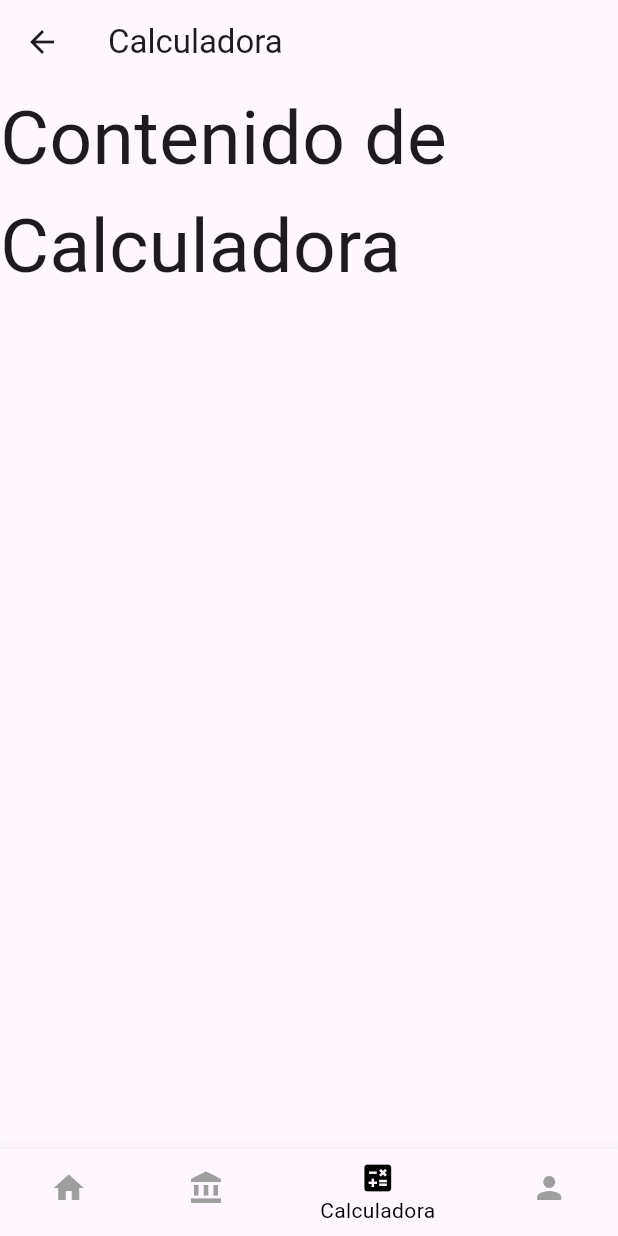
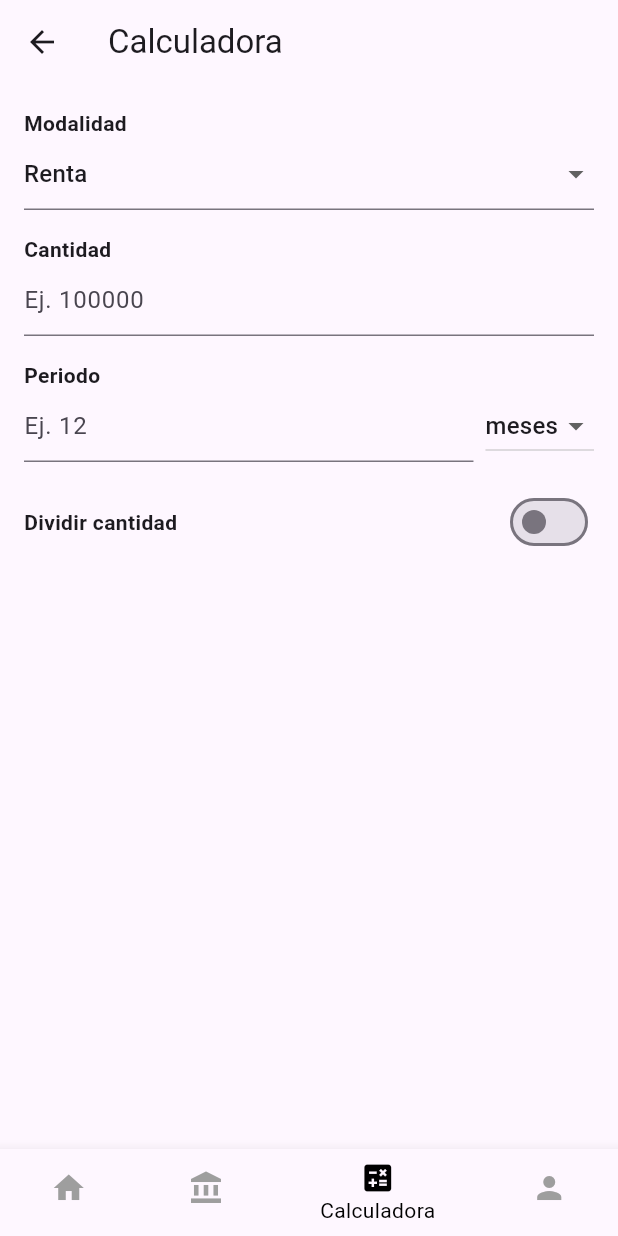
Before and after one commit to AllsVeam/Hackathon-front, a Flutter app: the BottomNavigationBarApp screen opened directly, item 3 of the bottom bar chosen, on a phone screen of 412 x 824 dp. Run offline on Flutter 3.47's test engine with Material 3 defaults, Android fonts, the light colour scheme and no system bars; our stand-ins replace carousel_slider, cloud_firestore, firebase_auth, firebase_core, flutter_native_splash, image_picker and 1 more; missing offline and left inert: firebase_ui_auth; accounts and stored records are empty.

Commit message:
Vistas por rol y calculadora

```diff
--- /dev/null
+++ b/lib/presentation/screens/cliente/claculadora/calculator_screen.dart
@@ -0,0 +1,159 @@
+import 'package:alquiler_app/presentation/screens/cliente/claculadora/widgets/interest_rate_widget.dart';
+import 'package:alquiler_app/presentation/screens/cliente/claculadora/widgets/modality_selector_widget.dart';
+import 'package:alquiler_app/presentation/screens/cliente/claculadora/widgets/renta_options_widget.dart';
+import 'package:alquiler_app/presentation/screens/cliente/claculadora/widgets/results_widget.dart';
+import 'package:flutter/material.dart';
+
+
+class CalculatorScreen extends StatefulWidget {
+  const CalculatorScreen({super.key});
+
+  @override
+  State<CalculatorScreen> createState() => _CalculatorScreenState();
+}
+
+class _CalculatorScreenState extends State<CalculatorScreen> {
+  String _modality = 'renta';
+  double _amount = 0;
+  int _period = 0;
+  String _periodUnit = 'meses';
+  double _interestRate = 0.0938;
+  bool _splitAmount = false;
+  int _peopleCount = 1;
+
+  void _calculate() {
+    setState(() {
+      // Re-calculamos en cada cambio
+    });
+  }
+
+  @override
+  Widget build(BuildContext context) {
+    double monthlyPayment = 0;
+    double totalInterest = 0;
+    double totalPayment = 0;
+
+    if (_amount > 0 && _period > 0) {
+      if (_modality == 'compra') {
+        int totalMonths = _periodUnit == 'años' ? _period * 12 : _period;
+        double monthlyRate = _interestRate / 12;
+
+        if (monthlyRate > 0) {
+          monthlyPayment = _amount * (monthlyRate * (1 + monthlyRate) * totalMonths) / ((1 + monthlyRate) * totalMonths - 1);
+        } else {
+          monthlyPayment = _amount / totalMonths;
+        }
+
+        totalPayment = monthlyPayment * totalMonths;
+        totalInterest = totalPayment - _amount;
+
+      } else if (_modality == 'renta') {
+        if (_splitAmount && _peopleCount > 0) {
+          monthlyPayment = _amount / _peopleCount;
+        } else {
+          monthlyPayment = _amount;
+        }
+      }
+    }
+
+    return Scaffold(
+      appBar: AppBar(
+        title: const Text('Calculadora'),
+      ),
+      body: SingleChildScrollView(
+        padding: const EdgeInsets.all(16.0),
+        child: Column(
+          crossAxisAlignment: CrossAxisAlignment.start,
+          children: [
+            ModalitySelector(
+              onChanged: (String? value) {
+                setState(() {
+                  _modality = value ?? 'renta';
+                  if (_modality == 'compra') {
+                    _periodUnit = 'años';
+                  } else {
+                    _periodUnit = 'meses';
+                  }
+                });
+                _calculate();
+              },
+            ),
+            const SizedBox(height: 16),
+            const Text('Cantidad', style: TextStyle(fontWeight: FontWeight.bold)),
+            TextField(
+              keyboardType: TextInputType.number,
+              onChanged: (value) {
+                _amount = double.tryParse(value) ?? 0;
+                _calculate();
+              },
+              decoration: const InputDecoration(hintText: 'Ej. 100000'),
+            ),
+            const SizedBox(height: 16),
+            const Text('Periodo', style: TextStyle(fontWeight: FontWeight.bold)),
+            Row(
+              children: [
+                Expanded(
+                  child: TextField(
+                    keyboardType: TextInputType.number,
+                    onChanged: (value) {
+                      _period = int.tryParse(value) ?? 0;
+                      _calculate();
+                    },
+                    decoration: const InputDecoration(hintText: 'Ej. 12'),
+                  ),
+                ),
+                const SizedBox(width: 8),
+                DropdownButton<String>(
+                  value: _periodUnit,
+                  onChanged: (String? newValue) {
+                    setState(() {
+                      _periodUnit = newValue!;
+                    });
+                    _calculate();
+                  },
+                  items: <String>['meses', 'años']
+                      .map<DropdownMenuItem<String>>((String value) {
+                    return DropdownMenuItem<String>(
+                      value: value,
+                      child: Text(value),
+                    );
+                  }).toList(),
+                ),
+              ],
+            ),
+            const SizedBox(height: 16),
+            if (_modality == 'compra')
+              InterestRateWidget(
+                onChanged: (double value) {
+                  _interestRate = value;
+                  _calculate();
+                },
+              ),
+            if (_modality == 'renta')
+              RentaOptionsWidget(
+                onSplitChanged: (bool value) {
+                  setState(() {
+                    _splitAmount = value;
+                  });
+                  _calculate();
+                },
+                onPeopleCountChanged: (int value) {
+                  setState(() {
+                    _peopleCount = value;
+                  });
+                  _calculate();
+                },
+              ),
+            const SizedBox(height: 32),
+            ResultsWidget(
+              modality: _modality,
+              monthlyPayment: monthlyPayment,
+              totalInterest: totalInterest,
+              totalPayment: totalPayment,
+            ),
+          ],
+        ),
+      ),
+    );
+  }
+}
--- /dev/null
+++ b/lib/presentation/screens/cliente/claculadora/widgets/modality_selector_widget.dart
@@ -0,0 +1,25 @@
+import 'package:flutter/material.dart';
+
+class ModalitySelector extends StatelessWidget {
+  final Function(String?) onChanged;
+
+  const ModalitySelector({super.key, required this.onChanged});
+
+  @override
+  Widget build(BuildContext context) {
+    return Column(
+      crossAxisAlignment: CrossAxisAlignment.start,
+      children: [
+        const Text('Modalidad', style: TextStyle(fontWeight: FontWeight.bold)),
+        DropdownButtonFormField<String>(
+          value: 'renta',
+          items: const [
+            DropdownMenuItem(value: 'renta', child: Text('Renta')),
+            DropdownMenuItem(value: 'compra', child: Text('Compra')),
+          ],
+          onChanged: onChanged,
+        ),
+      ],
+    );
+  }
+}
--- /dev/null
+++ b/lib/presentation/screens/cliente/claculadora/widgets/renta_options_widget.dart
@@ -0,0 +1,60 @@
+import 'package:flutter/material.dart';
+
+class RentaOptionsWidget extends StatefulWidget {
+  final Function(bool) onSplitChanged;
+  final Function(int) onPeopleCountChanged;
+
+  const RentaOptionsWidget({
+    super.key,
+    required this.onSplitChanged,
+    required this.onPeopleCountChanged,
+  });
+
+  @override
+  State<RentaOptionsWidget> createState() => _RentaOptionsWidgetState();
+}
+
+class _RentaOptionsWidgetState extends State<RentaOptionsWidget> {
+  bool _splitAmount = false;
+  int _peopleCount = 1;
+
+  @override
+  Widget build(BuildContext context) {
+    return Column(
+      crossAxisAlignment: CrossAxisAlignment.start,
+      children: [
+        Row(
+          mainAxisAlignment: MainAxisAlignment.spaceBetween,
+          children: [
+            const Text('Dividir cantidad', style: TextStyle(fontWeight: FontWeight.bold)),
+            Switch(
+              value: _splitAmount,
+              onChanged: (bool value) {
+                setState(() {
+                  _splitAmount = value;
+                });
+                widget.onSplitChanged(value);
+              },
+            ),
+          ],
+        ),
+        if (_splitAmount)
+          Column(
+            crossAxisAlignment: CrossAxisAlignment.start,
+            children: [
+              const SizedBox(height: 8),
+              const Text('Número de personas'),
+              TextField(
+                keyboardType: TextInputType.number,
+                decoration: const InputDecoration(hintText: 'Ej. 3'),
+                onChanged: (value) {
+                  _peopleCount = int.tryParse(value) ?? 1;
+                  widget.onPeopleCountChanged(_peopleCount);
+                },
+              ),
+            ],
+          ),
+      ],
+    );
+  }
+}
--- a/lib/presentation/screens/cliente/my_home_screen.dart
+++ b/lib/presentation/screens/cliente/my_home_screen.dart
@@ -10,13 +10,14 @@ class MyHomePageScreen extends StatelessWidget {
   Widget build(BuildContext context) {
     // Datos de ejemplo
     final List<String> imageUrls = [
-      'assets/images/property_1.jpg', // Usa las imágenes que declaraste en pubspec.yaml
+      'assets/images/property_1.jpg',
     ];
     const String sellerName = 'Alfonso Diaz';
     const String modality = 'Venta';
     const String time = '3 años';
     const String balance = '\$90,000';
-    const bool isCurrent = true; // Cambia a false para ver el estado 'Vencido'
+    const bool isCurrent = true;
+    const String status = 'Vendido';
 
     return Scaffold(
       appBar: AppBar(
@@ -40,6 +41,7 @@ class MyHomePageScreen extends StatelessWidget {
               time: time,
               balance: balance,
               isCurrent: isCurrent,
+              status: status,
             ),
           ],
         ),
--- a/lib/presentation/screens/home/properties_screen.dart
+++ b/lib/presentation/screens/home/properties_screen.dart
@@ -57,6 +57,8 @@ class PropertiesScreen extends StatelessWidget {
 
             const SizedBox(height: 20),
 
+            const MyPropertiesButtonWidget(),
+
             const SizedBox(height: 20),
           ],
         ),
--- a/lib/presentation/screens/home_page/home_page.dart
+++ b/lib/presentation/screens/home_page/home_page.dart
@@ -1,6 +1,8 @@
 import 'package:alquiler_app/l10n/app_localizations.dart';
 import 'package:alquiler_app/presentation/providers/transaction_provider.dart';
+import 'package:alquiler_app/presentation/screens/cliente/claculadora/calculator_screen.dart';
 import 'package:alquiler_app/presentation/screens/home/home_screen.dart';
+import 'package:alquiler_app/presentation/screens/profile/custom_profile_screen.dart';
 import 'package:alquiler_app/presentation/screens/welcome/welcome_screen.dart';
 import 'package:firebase_ui_auth/firebase_ui_auth.dart';
 import 'package:alquiler_app/presentation/screens/home/properties_screen.dart';
@@ -33,8 +35,8 @@ class _BottomNavigationBarAppState extends State<BottomNavigationBarApp> {
   static final List<Widget> _widgetOptions = <Widget>[
     HomeScreen(),
     PropertiesScreen(),
-    const _ViewExample(title: 'Calculadora'),
-    ProfileScreen(
+    CalculatorScreen(),
+    /*ProfileScreen(
       actions: [
         SignedOutAction((context) {
           Navigator.pushAndRemoveUntil(
@@ -44,7 +46,8 @@ class _BottomNavigationBarAppState extends State<BottomNavigationBarApp> {
           );
         }),
       ],
-    ),
+    ),*/
+    CustomProfileScreen(),
   ];
 
   void _onItemTapped(int index) {
--- a/lib/presentation/screens/vendedor/publish_property_screen.dart
+++ b/lib/presentation/screens/vendedor/publish_property_screen.dart
@@ -83,9 +83,8 @@ class _PublishPropertyScreenState extends State<PublishPropertyScreen> {
     return const Column(
       crossAxisAlignment: CrossAxisAlignment.start,
       children: [
-        // Reutilizamos el widget de ubicación
         PropertyLocationWidget(address: 'Av. Jardines Tepeyac 17'),
-        // Aquí podrías agregar lógica para seleccionar la ubicación en un mapa real
+        // proximo: lógica para seleccionar la ubicación en un mapa real
       ],
     );
   }
```
Also changed, not shown: lib/presentation/screens/cliente/claculadora/add_roomie_screen.dart (added, +115 -0 lines), lib/presentation/screens/cliente/claculadora/widgets/interest_rate_widget.dart (added, +31 -0 lines), lib/presentation/screens/cliente/claculadora/widgets/pay_now_button_widget.dart (added, +27 -0 lines), lib/presentation/screens/cliente/claculadora/widgets/results_widget.dart (added, +74 -0 lines), lib/presentation/screens/cliente/widgets/payment_info_widget.dart (+16 -2 lines), lib/presentation/screens/profile/custom_profile_screen.dart (added, +117 -0 lines), lib/presentation/screens/vendedor/my_properties_list_screen.dart (+77 -12 lines).
